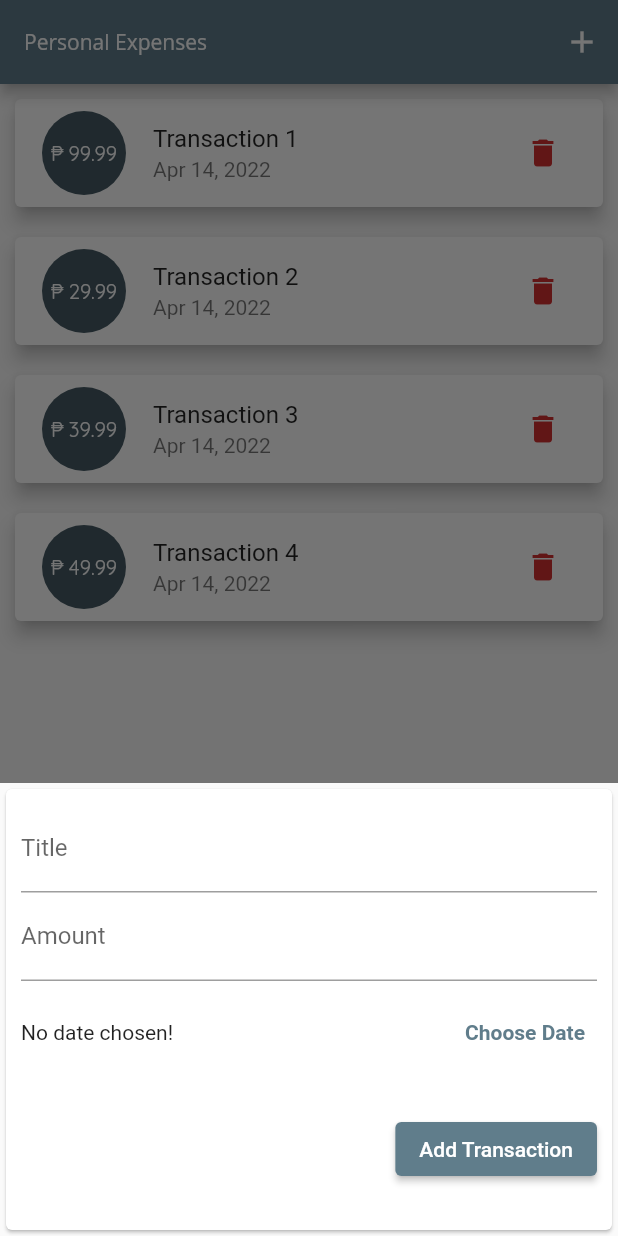
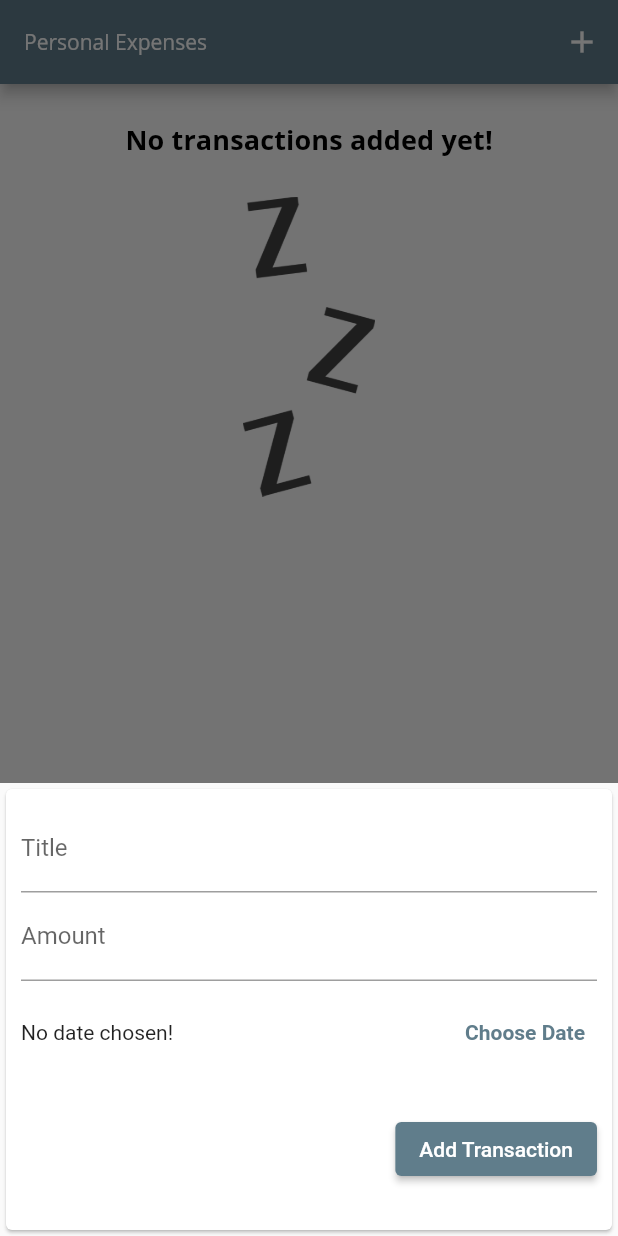
Before and after one commit to airacalins/flutter_expense_app, a Flutter app: the screen it shows after launch, after a tap on the "add" icon, on a phone screen of 412 x 824 dp. Run offline on Flutter 3.47's test engine with Material 2 defaults, Android fonts, the phone set to English and light mode, and no system bars.

Commit message:
finished app

```diff
--- a/lib/screens/home_page/home_page.dart
+++ b/lib/screens/home_page/home_page.dart
@@ -1,5 +1,5 @@
-// ignore_for_file: prefer_const_constructors, sized_box_for_whitespace
 import 'dart:io';
+
 import 'package:flutter/cupertino.dart';
 import 'package:flutter/material.dart';
 
@@ -16,10 +16,10 @@ class HomePage extends StatefulWidget {
 
 class _HomePageState extends State<HomePage> {
   final List<Transaction> _transactions = [
-    Transaction(id: "1", title: 'Transaction 1', amount: 99.99, date: DateTime.now()),
-    Transaction(id: "2", title: 'Transaction 2', amount: 29.99, date: DateTime.now()),
-    Transaction(id: "3", title: 'Transaction 3', amount: 39.99, date: DateTime.now()),
-    Transaction(id: "4", title: 'Transaction 4', amount: 49.99, date: DateTime.now()),
+    // Transaction(id: "1", title: 'Transaction 1', amount: 99.99, date: DateTime.now()),
+    // Transaction(id: "2", title: 'Transaction 2', amount: 29.99, date: DateTime.now()),
+    // Transaction(id: "3", title: 'Transaction 3', amount: 39.99, date: DateTime.now()),
+    // Transaction(id: "4", title: 'Transaction 4', amount: 49.99, date: DateTime.now()),
   ];
 
   void _createTransaction(String title, double amount) {
@@ -55,27 +55,27 @@ class _HomePageState extends State<HomePage> {
   Widget build(BuildContext context) {
     final PreferredSizeWidget appBar = Platform.isIOS
       ? CupertinoNavigationBar(
-        middle: Text("Personal Expenses"),
+        middle: const Text("Personal Expenses"),
         trailing: Row(
           mainAxisSize: MainAxisSize.min,
           children: <Widget>[
           GestureDetector(
-            child: Icon(CupertinoIcons.add),
+            child: const Icon(CupertinoIcons.add),
             onTap: () => _openCreateTransactionModal(context),
             )
         ]),
       )
       : AppBar(
-        title: Text('Personal Expenses'),
+        title: const Text('Personal Expenses'),
         actions: <Widget>[
           IconButton(
-              icon: Icon(Icons.add),
+              icon: const Icon(Icons.add),
               onPressed: () => _openCreateTransactionModal(context)),
         ],
       ) as PreferredSizeWidget;
 
     final pageBody = SafeArea(
-      child: Container(
+      child: SizedBox(
       height: (MediaQuery.of(context).size.height - appBar.preferredSize.height - MediaQuery.of(context).padding.top) * 1,
       child: Transactions(_transactions, _deleteTransaction)
     ));
@@ -91,7 +91,7 @@ class _HomePageState extends State<HomePage> {
         floatingActionButton: Platform.isIOS
           ? Container()
           : FloatingActionButton(
-              child: Icon(Icons.add),
+              child: const Icon(Icons.add),
               onPressed: () => _openCreateTransactionModal(context),
         ),
         floatingActionButtonLocation: FloatingActionButtonLocation.centerFloat,
--- a/lib/screens/transaction/create_transaction.dart
+++ b/lib/screens/transaction/create_transaction.dart
@@ -1,11 +1,15 @@
-// ignore_for_file: prefer_const_constructors, prefer_const_constructors_in_immutables, use_key_in_widget_constructors
+// ignore_for_file: use_key_in_widget_constructors
 
+import 'dart:io';
+
+import 'package:flutter/cupertino.dart';
 import 'package:flutter/material.dart';
 import 'package:intl/intl.dart';
 
 class CreateTransaction extends StatefulWidget {
   final Function createTransaction;
-  CreateTransaction(this.createTransaction);
+
+  const CreateTransaction(this.createTransaction);
 
   @override
   State<CreateTransaction> createState() => _CreateTransactionState();
@@ -48,12 +52,12 @@ class _CreateTransactionState extends State<CreateTransaction> {
               crossAxisAlignment: CrossAxisAlignment.end,
               children: <Widget>[
                 TextField(
-                  decoration: InputDecoration(labelText: 'Title'),
+                  decoration: const InputDecoration(labelText: 'Title'),
                   controller: _titleController,
                   onSubmitted: (_) => _submitData(),
                 ),
                 TextField(
-                  decoration: InputDecoration(labelText: 'Amount'),
+                  decoration: const InputDecoration(labelText: 'Amount'),
                   controller: _amountController,
                   keyboardType: TextInputType.number,
                   onSubmitted: (_) => _submitData(),
@@ -63,12 +67,20 @@ class _CreateTransactionState extends State<CreateTransaction> {
                   child: Row(
                     children: [
                       Expanded(child: Text(_selectedDate == null ? 'No date chosen!' : "Picked Date: ${DateFormat.yMMMd().format(_selectedDate!)}")),
-                      TextButton(
-                        child: Text(
-                          _selectedDate == null ? 'Choose Date' : 'Change Date',
-                          style: TextStyle(fontWeight: FontWeight.bold),
-                        ),
-                        onPressed: _showDatePicker
+                      Platform.isIOS
+                      ? CupertinoButton(
+                          child: Text(
+                            _selectedDate == null ? 'Choose Date' : 'Change Date',
+                            style: const TextStyle(fontWeight: FontWeight.bold),
+                          ),
+                          onPressed: _showDatePicker
+                      )
+                      : TextButton(
+                          child: Text(
+                            _selectedDate == null ? 'Choose Date' : 'Change Date',
+                            style: const TextStyle(fontWeight: FontWeight.bold),
+                          ),
+                          onPressed: _showDatePicker
                       )
                     ],
                   ),
@@ -76,7 +88,7 @@ class _CreateTransactionState extends State<CreateTransaction> {
                 Padding(
                   padding: const EdgeInsets.symmetric(vertical: 20),
                   child: ElevatedButton(
-                    child: Text('Add Transaction'),
+                    child: const Text('Add Transaction'),
                     onPressed: _submitData,
                   ),
                 )
--- a/lib/screens/transaction/transactions.dart
+++ b/lib/screens/transaction/transactions.dart
@@ -1,4 +1,4 @@
-// ignore_for_file: sized_box_for_whitespace, use_key_in_widget_constructors, must_be_immutable
+// ignore_for_file: use_key_in_widget_constructors, must_be_immutable
 
 import 'package:flutter/material.dart';
 
@@ -13,7 +13,7 @@ class Transactions extends StatelessWidget {
 
   @override
   Widget build(BuildContext context) {
-    return Container(
+    return SizedBox(
       width: double.infinity,
       child: transactions.isEmpty ?
         Column(
@@ -22,7 +22,7 @@ class Transactions extends StatelessWidget {
               padding: const EdgeInsets.all(25),
               child: Text('No transactions added yet!', style: Theme.of(context).textTheme.titleSmall),
             ),
-            Container(
+            SizedBox(
               child: Image.asset('assets/images/waiting.png', fit: BoxFit.cover,),
               height: 200,
             )
--- a/lib/widgets/card/transaction_card.dart
+++ b/lib/widgets/card/transaction_card.dart
@@ -1,18 +1,20 @@
-// ignore_for_file: prefer_const_constructors, must_be_immutable, use_key_in_widget_constructors
+// ignore_for_file: must_be_immutable
+
 import 'package:flutter/material.dart';
 import 'package:intl/intl.dart';
+
 import '../../models/transaction.dart';
 
 class TransactionCard extends StatelessWidget {
   Transaction transaction;
   final Function deleteTransaction;
 
-  TransactionCard(this.transaction, this.deleteTransaction);
+  TransactionCard(this.transaction, this.deleteTransaction, {Key? key}) : super(key: key);
 
   @override
   Widget build(BuildContext context) {
     return Card(
-      margin: EdgeInsets.all(10),
+      margin: const EdgeInsets.all(10),
       elevation: 5,
       child: ListTile(
         leading: CircleAvatar(
@@ -25,7 +27,7 @@ class TransactionCard extends StatelessWidget {
         title: Text(transaction.title),
         subtitle: Text(DateFormat.yMMMd().format(transaction.date)),
         trailing: IconButton(
-          icon: Icon(Icons.delete),
+          icon: const Icon(Icons.delete),
           color: Theme.of(context).errorColor,
           onPressed: () => deleteTransaction(transaction.id),
         ),
```
